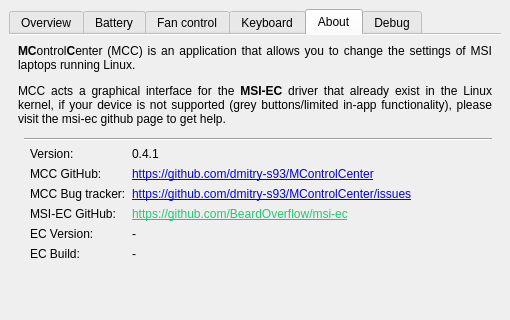
Qt form src/mainwindow.ui (dmitry-s93/MControlCenter) before a commit; both pictures show x 0 to 510 and y 0 to 320 of the 510 by 480 pixel window.
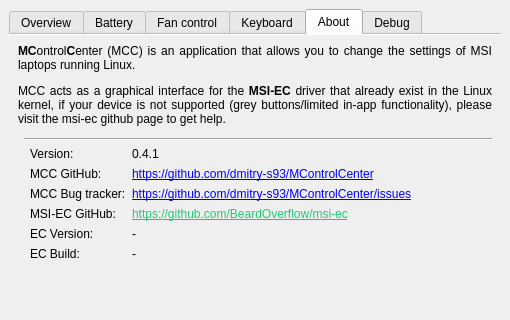
The same form after that commit. The open tabs and pages were chosen to show the change.

Commit message: Fix typo in about page

What changed in the file:
```diff
--- a/src/mainwindow.ui
+++ b/src/mainwindow.ui
@@ -1516,7 +1516,7 @@
         <item row="0" column="0" colspan="4">
          <widget class="QLabel" name="label_3">
           <property name="text">
-           <string>&lt;html&gt;&lt;head/&gt;&lt;body&gt;&lt;p&gt;&lt;span style=&quot; font-weight:700;&quot;&gt;MC&lt;/span&gt;ontrol&lt;span style=&quot; font-weight:700;&quot;&gt;C&lt;/span&gt;enter (MCC) is an application that allows you to change the settings of MSI laptops running Linux.&lt;/p&gt;&lt;p&gt;MCC acts a graphical interface for the &lt;span style=&quot; font-weight:700;&quot;&gt;MSI-EC &lt;/span&gt;driver that already exist in the Linux kernel, if your device is not supported (grey buttons/limited in-app functionality), please visit the msi-ec github page to get help.&lt;/p&gt;&lt;/body&gt;&lt;/html&gt;</string>
+           <string>&lt;html&gt;&lt;head/&gt;&lt;body&gt;&lt;p&gt;&lt;span style=&quot; font-weight:700;&quot;&gt;MC&lt;/span&gt;ontrol&lt;span style=&quot; font-weight:700;&quot;&gt;C&lt;/span&gt;enter (MCC) is an application that allows you to change the settings of MSI laptops running Linux.&lt;/p&gt;&lt;p&gt;MCC acts as a graphical interface for the &lt;span style=&quot; font-weight:700;&quot;&gt;MSI-EC &lt;/span&gt;driver that already exist in the Linux kernel, if your device is not supported (grey buttons/limited in-app functionality), please visit the msi-ec github page to get help.&lt;/p&gt;&lt;/body&gt;&lt;/html&gt;</string>
           </property>
           <property name="alignment">
            <set>Qt::AlignmentFlag::AlignJustify|Qt::AlignmentFlag::AlignVCenter</set>
```
